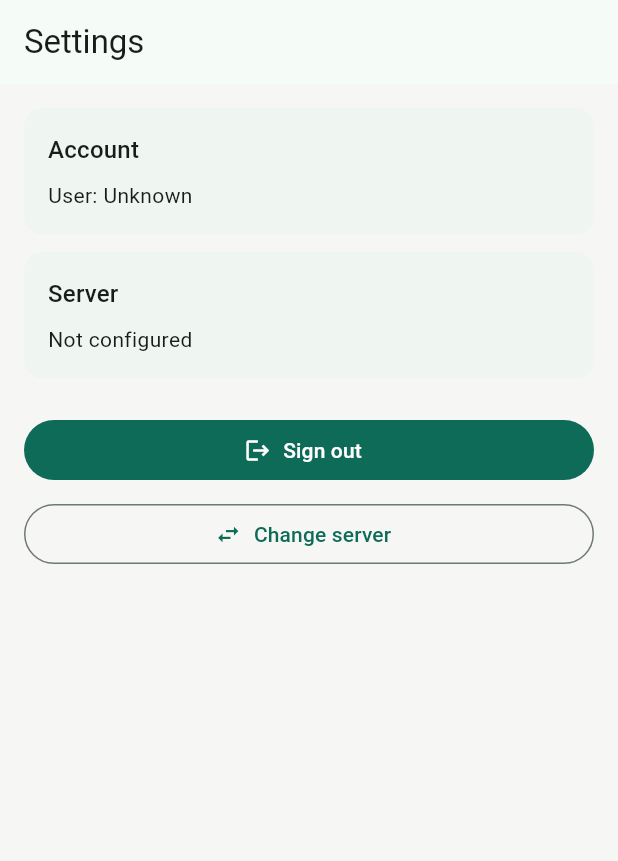
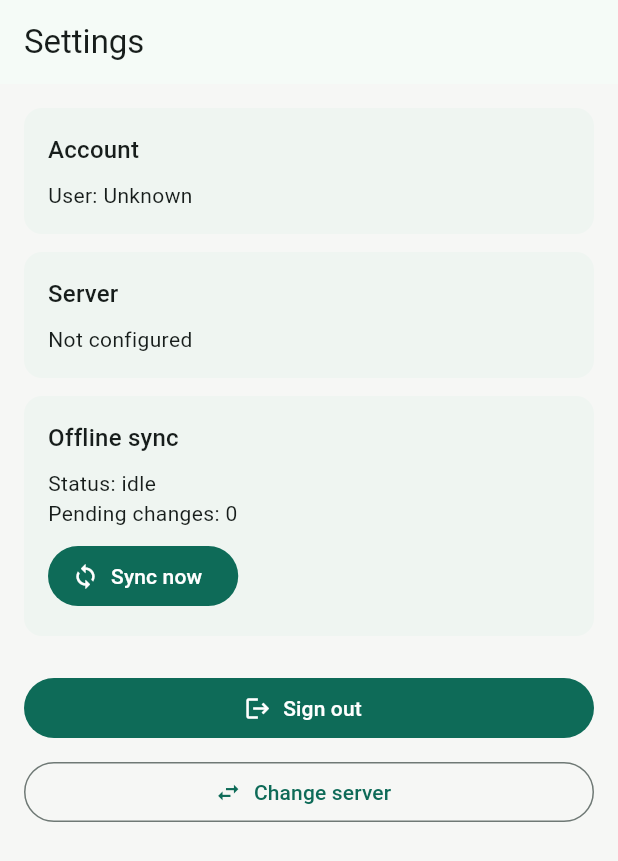
Before and after one commit to DavidNeurieder/Causelog, a Flutter app: the SettingsScreen screen opened by its route, on a phone screen of 412 x 824 dp. Shown: the top 861 px of the screen. Run offline on Flutter 3.47's test engine with Material 3 defaults, Android fonts, the phone set to English and light mode, and no system bars; our stand-ins replace cookie_jar, dio, dio_cookie_manager, flutter_markdown, flutter_riverpod, flutter_secure_storage and 2 more; missing offline and left inert: sqlite3; accounts and stored records are empty; statements that could not run were skipped.

Commit message:
M7: implement offline capture outbox and sync controls

```diff
--- a/apps/flutter/lib/app/providers.dart
+++ b/apps/flutter/lib/app/providers.dart
@@ -3,6 +3,9 @@ import 'package:flutter_riverpod/flutter_riverpod.dart';
 import '../core/api/api_client.dart';
 import '../core/auth/auth_state.dart';
 import '../core/auth/session_controller.dart';
+import '../core/storage/local_database.dart';
+import '../core/sync/sync_service.dart';
+import '../core/sync/sync_status.dart';
 
 final apiClientProvider = Provider<ApiClient>((ref) {
   return ApiClient();
@@ -16,3 +19,16 @@ final sessionControllerProvider =
       Future.microtask(controller.bootstrap);
       return controller;
     });
+
+final localDatabaseProvider = Provider<LocalDatabase>((ref) {
+  return LocalDatabase();
+});
+
+final syncControllerProvider =
+    StateNotifierProvider<SyncController, SyncStatus>((ref) {
+      final api = ref.watch(apiClientProvider);
+      final db = ref.watch(localDatabaseProvider);
+      final controller = SyncController(api, db);
+      Future.microtask(controller.initialize);
+      return controller;
+    });
--- a/apps/flutter/lib/features/settings/settings_screen.dart
+++ b/apps/flutter/lib/features/settings/settings_screen.dart
@@ -3,6 +3,7 @@ import 'package:flutter_riverpod/flutter_riverpod.dart';
 
 import '../../app/providers.dart';
 import '../../core/auth/auth_state.dart';
+import '../../core/sync/sync_status.dart';
 
 class SettingsScreen extends ConsumerWidget {
   const SettingsScreen({super.key});
@@ -11,6 +12,7 @@ class SettingsScreen extends ConsumerWidget {
   Widget build(BuildContext context, WidgetRef ref) {
     final auth = ref.watch(sessionControllerProvider);
     final api = ref.watch(apiClientProvider);
+    final sync = ref.watch(syncControllerProvider);
     final user = auth is AuthAuthenticated ? auth.user : null;
 
     return Scaffold(
@@ -55,6 +57,35 @@ class SettingsScreen extends ConsumerWidget {
               ),
             ),
           ),
+          const SizedBox(height: 12),
+          Card(
+            child: Padding(
+              padding: const EdgeInsets.all(16),
+              child: Column(
+                crossAxisAlignment: CrossAxisAlignment.start,
+                children: [
+                  Text(
+                    'Offline sync',
+                    style: Theme.of(context).textTheme.titleMedium,
+                  ),
+                  const SizedBox(height: 8),
+                  Text('Status: ${sync.state.name}'),
+                  Text('Pending changes: ${sync.pendingChanges}'),
+                  if (sync.message != null) Text(sync.message!),
+                  const SizedBox(height: 8),
+                  FilledButton.icon(
+                    onPressed: sync.state == SyncState.syncing
+                        ? null
+                        : () => ref
+                              .read(syncControllerProvider.notifier)
+                              .syncNow(),
+                    icon: const Icon(Icons.sync),
+                    label: const Text('Sync now'),
+                  ),
+                ],
+              ),
+            ),
+          ),
           const SizedBox(height: 24),
           FilledButton.icon(
             onPressed: () async {
```
Also changed, not shown: apps/flutter/lib/core/sync/sync_service.dart (+76 -15 lines), apps/flutter/lib/features/capture/quick_capture_screen.dart (+22 -1 lines).
